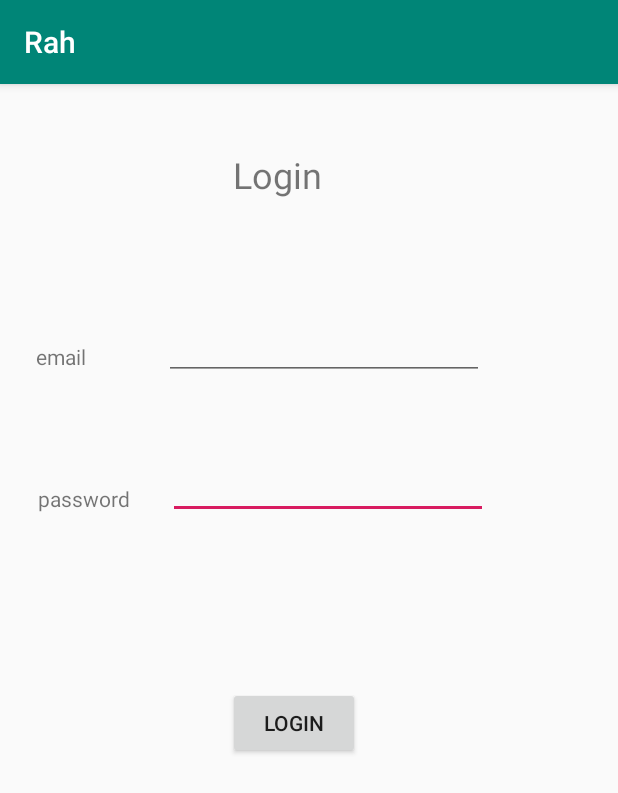
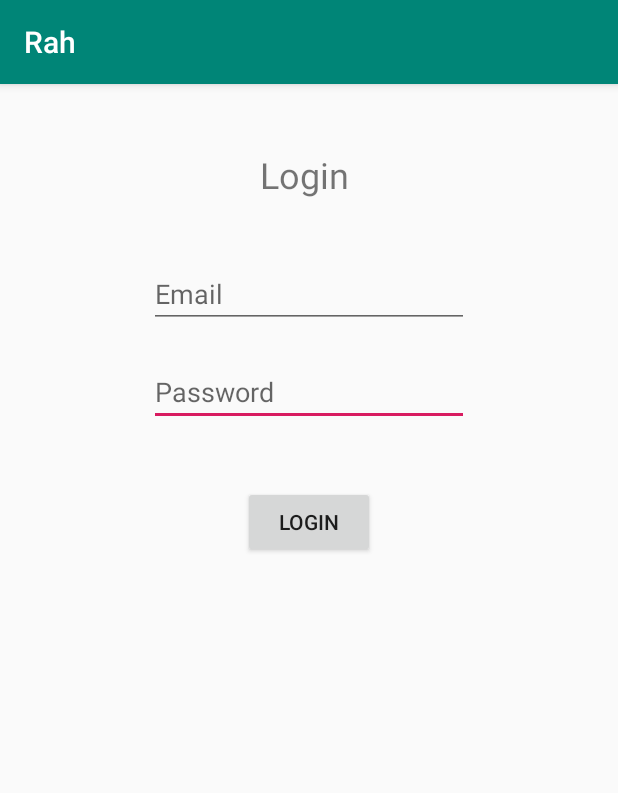
Before and after one commit to plekan/Rah-mobile, an Android app: the screen it shows after launch (MainActivity), on a phone screen of 412 x 824 dp. Shown: the top 793 px of the screen. Run offline under Robolectric (Android 15) with nearby library versions, the phone set to English and light mode, and no system bars.

Commit message:
Updated Login and added register

```diff
--- a/app/src/main/AndroidManifest.xml
+++ b/app/src/main/AndroidManifest.xml
@@ -9,7 +9,9 @@
         android:roundIcon="@mipmap/ic_launcher_round"
         android:supportsRtl="true"
         android:theme="@style/AppTheme">
-        <activity android:name=".RegisterActivity"></activity>
+        <activity android:name=".RegisterActivity">
+
+        </activity>
         <activity android:name=".MainActivity">
             <intent-filter>
                 <action android:name="android.intent.action.MAIN" />
--- a/app/src/main/res/layout/activity_main.xml
+++ b/app/src/main/res/layout/activity_main.xml
@@ -9,72 +9,64 @@
 
     <EditText
         android:id="@+id/editPass"
-        android:layout_width="wrap_content"
-        android:layout_height="wrap_content"
-        android:layout_marginStart="112dp"
-        android:layout_marginLeft="112dp"
-        android:layout_marginTop="47dp"
+        android:layout_width="213dp"
+        android:layout_height="45dp"
+        android:layout_marginStart="99dp"
+        android:layout_marginLeft="99dp"
+        android:layout_marginTop="20dp"
+        android:layout_marginEnd="99dp"
+        android:layout_marginRight="99dp"
         android:ems="10"
+        android:hint="Password"
         android:inputType="textPassword"
+        app:layout_constraintEnd_toEndOf="parent"
         app:layout_constraintStart_toStartOf="parent"
-        app:layout_constraintTop_toBottomOf="@+id/editLogin" />
+        app:layout_constraintTop_toBottomOf="@+id/plEmail" />
 
     <EditText
-        android:id="@+id/editLogin"
-        android:layout_width="wrap_content"
-        android:layout_height="wrap_content"
-        android:layout_marginStart="52dp"
-        android:layout_marginLeft="52dp"
-        android:layout_marginTop="72dp"
+        android:id="@+id/plEmail"
+        android:layout_width="213dp"
+        android:layout_height="45dp"
+        android:layout_marginStart="99dp"
+        android:layout_marginLeft="99dp"
+        android:layout_marginTop="40dp"
+        android:layout_marginEnd="99dp"
+        android:layout_marginRight="99dp"
         android:ems="10"
+        android:hint="Email"
         android:inputType="text"
-        app:layout_constraintStart_toEndOf="@+id/textLogin"
+        app:layout_constraintEnd_toEndOf="parent"
+        app:layout_constraintStart_toStartOf="parent"
         app:layout_constraintTop_toBottomOf="@+id/textView3" />
-
-    <TextView
-        android:id="@+id/textLogin"
-        android:layout_width="wrap_content"
-        android:layout_height="wrap_content"
-        android:layout_marginStart="24dp"
-        android:layout_marginLeft="24dp"
-        android:layout_marginTop="172dp"
-        android:text="email"
-        app:layout_constraintStart_toStartOf="parent"
-        app:layout_constraintTop_toTopOf="parent" />
-
-    <TextView
-        android:id="@+id/textPass"
-        android:layout_width="wrap_content"
-        android:layout_height="wrap_content"
-        android:layout_marginStart="25dp"
-        android:layout_marginLeft="25dp"
-        android:layout_marginTop="75dp"
-        android:text="password"
-        app:layout_constraintStart_toStartOf="parent"
-        app:layout_constraintTop_toBottomOf="@+id/textLogin" />
 
     <Button
         android:id="@+id/buttonLogin"
         android:layout_width="wrap_content"
-        android:layout_height="wrap_content"
-        android:layout_marginStart="152dp"
-        android:layout_marginLeft="152dp"
-        android:layout_marginTop="112dp"
+        android:layout_height="48dp"
+        android:layout_marginStart="161dp"
+        android:layout_marginLeft="161dp"
+        android:layout_marginTop="40dp"
+        android:layout_marginEnd="161dp"
+        android:layout_marginRight="161dp"
         android:text="Login"
+        app:layout_constraintEnd_toEndOf="parent"
         app:layout_constraintStart_toStartOf="parent"
         app:layout_constraintTop_toBottomOf="@+id/editPass" />
 
     <TextView
         android:id="@+id/textView3"
-        android:layout_width="103dp"
-        android:layout_height="36dp"
-        android:layout_marginStart="155dp"
-        android:layout_marginLeft="155dp"
+        android:layout_width="65dp"
+        android:layout_height="33dp"
+        android:layout_marginStart="154dp"
+        android:layout_marginLeft="154dp"
         android:layout_marginTop="44dp"
+        android:layout_marginEnd="154dp"
+        android:layout_marginRight="154dp"
         android:scaleX="1"
         android:scaleY="1"
         android:text="Login"
         android:textSize="24sp"
+        app:layout_constraintEnd_toEndOf="parent"
         app:layout_constraintStart_toStartOf="parent"
         app:layout_constraintTop_toTopOf="parent" />
 
```
Also changed, not shown: app/src/main/java/com/example/rah/RegisterActivity.java (added, +13 -0 lines), app/src/main/res/layout/activity_register.xml (added, +121 -0 lines).
